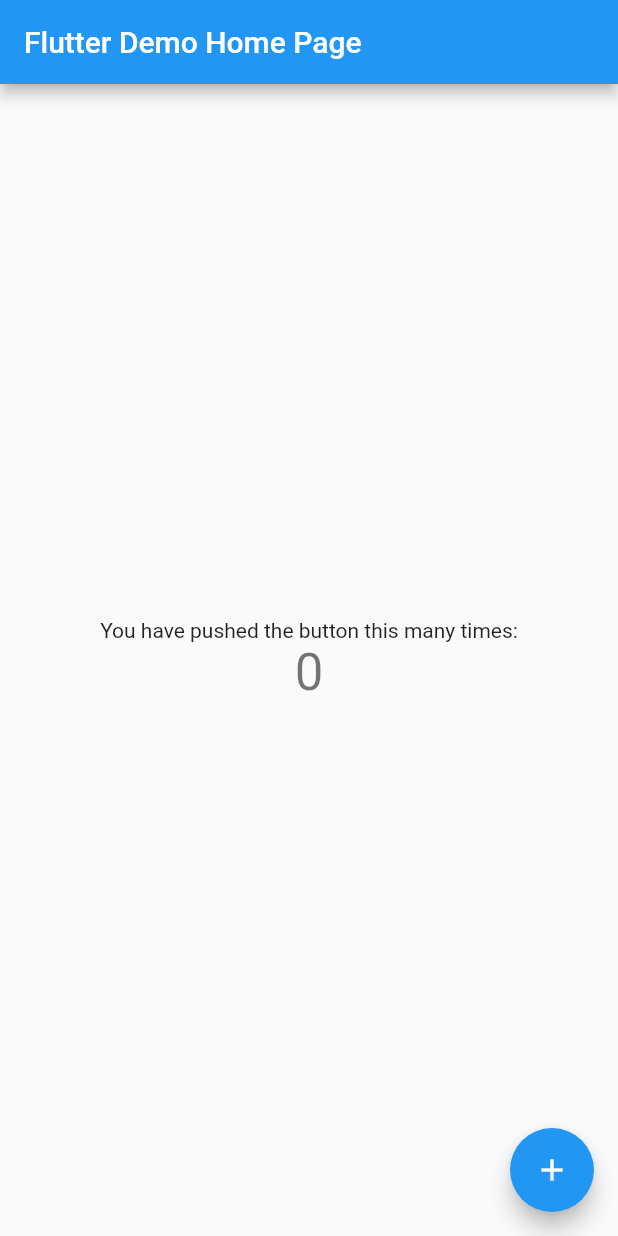
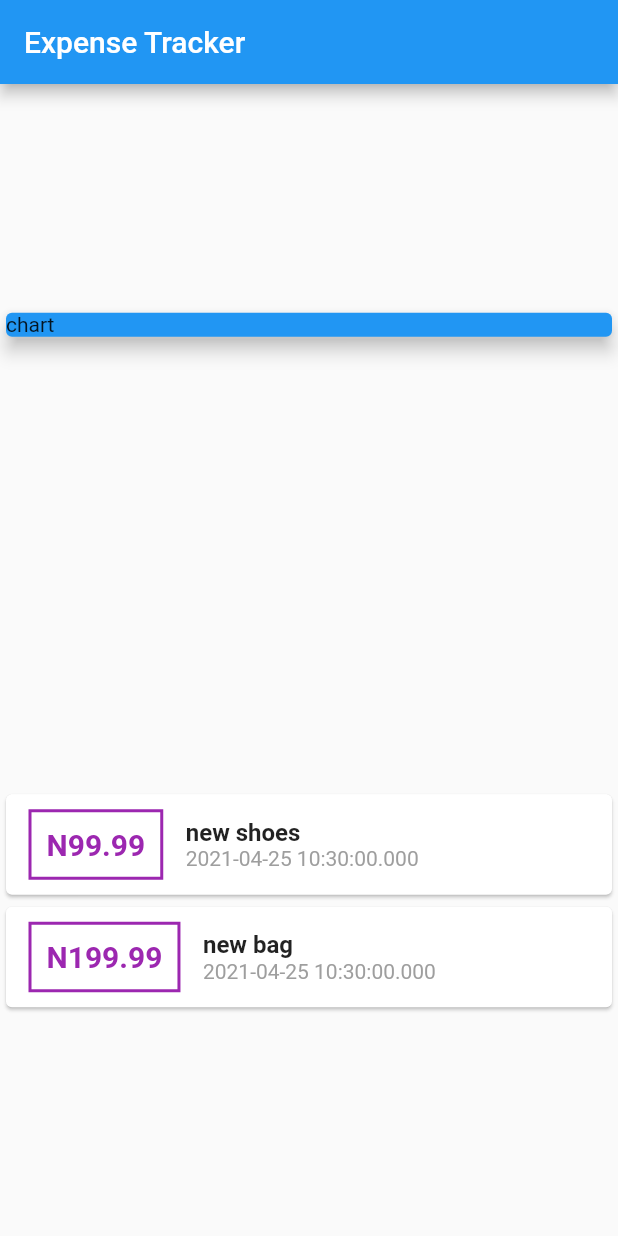
Before and after one commit to mofe64/expense_tracker_flutter_app, a Flutter app: the screen it shows after launch, on a phone screen of 412 x 824 dp. Run offline on Flutter 3.47's test engine with Material 2 defaults, Android fonts, the phone set to English and light mode, and no system bars.

Commit message:
expense list impl

```diff
--- a/lib/main.dart
+++ b/lib/main.dart
@@ -1,63 +1,58 @@
+import 'package:expense_app/transactionListItem.dart';
 import 'package:flutter/material.dart';
+import 'package:expense_app/transaction.dart';
 
-void main() {
-  runApp(MyApp());
-}
+void main() => runApp(MyApp());
 
 class MyApp extends StatelessWidget {
   @override
   Widget build(BuildContext context) {
     return MaterialApp(
-      title: 'Flutter Demo',
-      theme: ThemeData(
-        primarySwatch: Colors.blue,
-      ),
-      home: MyHomePage(title: 'Flutter Demo Home Page'),
+      title: 'Expense Tracker',
+      home: MyHomePage(),
     );
   }
 }
 
-class MyHomePage extends StatefulWidget {
-  MyHomePage({Key key, this.title}) : super(key: key);
-  final String title;
-  @override
-  _MyHomePageState createState() => _MyHomePageState();
-}
-
-class _MyHomePageState extends State<MyHomePage> {
-  int _counter = 0;
-
-  void _incrementCounter() {
-    setState(() {
-      _counter++;
-    });
-  }
-
+class MyHomePage extends StatelessWidget {
+  final List<Transaction> transactions = [
+    Transaction(
+      id: 't1',
+      title: 'new shoes',
+      amount: 99.99,
+      date: DateTime.now(),
+    ),
+    Transaction(
+      id: 't2',
+      title: 'new bag',
+      amount: 199.99,
+      date: DateTime.now(),
+    )
+  ];
   @override
   Widget build(BuildContext context) {
     return Scaffold(
-      appBar: AppBar(
-        title: Text(widget.title),
-      ),
-      body: Center(
-        child: Column(
-          mainAxisAlignment: MainAxisAlignment.center,
+        appBar: AppBar(
+          title: Text('Expense Tracker'),
+        ),
+        body: Column(
+          mainAxisAlignment: MainAxisAlignment.spaceAround,
+          crossAxisAlignment: CrossAxisAlignment.stretch,
           children: <Widget>[
-            Text(
-              'You have pushed the button this many times:',
+            Container(
+              width: double.infinity,
+              child: Card(
+                color: Colors.blue,
+                child: Text('chart'),
+                elevation: 5,
+              ),
             ),
-            Text(
-              '$_counter',
-              style: Theme.of(context).textTheme.headline4,
-            ),
+            Column(
+              children: transactions.map((transaction) {
+                return TransactionListItem(transaction: transaction);
+              }).toList(),
+            )
           ],
-        ),
-      ),
-      floatingActionButton: FloatingActionButton(
-        onPressed: _incrementCounter,
-        tooltip: 'Increment',
-        child: Icon(Icons.add),
-      ),
-    );
+        ));
   }
 }
--- /dev/null
+++ b/lib/transaction.dart
@@ -0,0 +1,14 @@
+import 'package:flutter/foundation.dart';
+
+class Transaction {
+  final String id;
+  final String title;
+  final double amount;
+  final DateTime date;
+  Transaction({
+    @required this.id,
+    @required this.title,
+    @required this.amount,
+    @required this.date,
+  });
+}
--- /dev/null
+++ b/lib/transactionListItem.dart
@@ -0,0 +1,50 @@
+import 'package:expense_app/transaction.dart';
+import 'package:flutter/cupertino.dart';
+import 'package:flutter/material.dart';
+
+class TransactionListItem extends StatelessWidget {
+  final Transaction transaction;
+  TransactionListItem({
+    @required this.transaction,
+  });
+  @override
+  Widget build(BuildContext context) {
+    return Card(
+      child: Row(
+        children: <Widget>[
+          Container(
+            margin: EdgeInsets.symmetric(
+              vertical: 10,
+              horizontal: 15,
+            ),
+            decoration: BoxDecoration(
+                border: Border.all(color: Colors.purple, width: 2)),
+            padding: EdgeInsets.all(10),
+            child: Text(
+              'N${transaction.amount}',
+              style: TextStyle(
+                  fontWeight: FontWeight.bold,
+                  fontSize: 20,
+                  color: Colors.purple),
+            ),
+          ),
+          Column(
+            crossAxisAlignment: CrossAxisAlignment.start,
+            children: <Widget>[
+              Text(
+                transaction.title,
+                style: TextStyle(fontSize: 16, fontWeight: FontWeight.bold),
+              ),
+              Text(
+                transaction.date.toString(),
+                style: TextStyle(
+                  color: Colors.grey,
+                ),
+              )
+            ],
+          )
+        ],
+      ),
+    );
+  }
+}
--- a/pubspec.yaml
+++ b/pubspec.yaml
@@ -3,7 +3,7 @@ description: A new Flutter project.
 
 # The following line prevents the package from being accidentally published to
 # pub.dev using `pub publish`. This is preferred for private packages.
-publish_to: 'none' # Remove this line if you wish to publish to pub.dev
+publish_to: "none" # Remove this line if you wish to publish to pub.dev
 
 # The following defines the version and build number for your application.
 # A version number is three numbers separated by dots, like 1.2.43
@@ -23,7 +23,7 @@ environment:
 dependencies:
   flutter:
     sdk: flutter
-
+  intl: ^0.17.0
 
   # The following adds the Cupertino Icons font to your application.
   # Use with the CupertinoIcons class for iOS style icons.
@@ -38,7 +38,6 @@ dev_dependencies:
 
 # The following section is specific to Flutter.
 flutter:
-
   # The following line ensures that the Material Icons font is
   # included with your application, so that you can use the icons in
   # the material Icons class.
```
Also changed, not shown: pubspec.lock.
